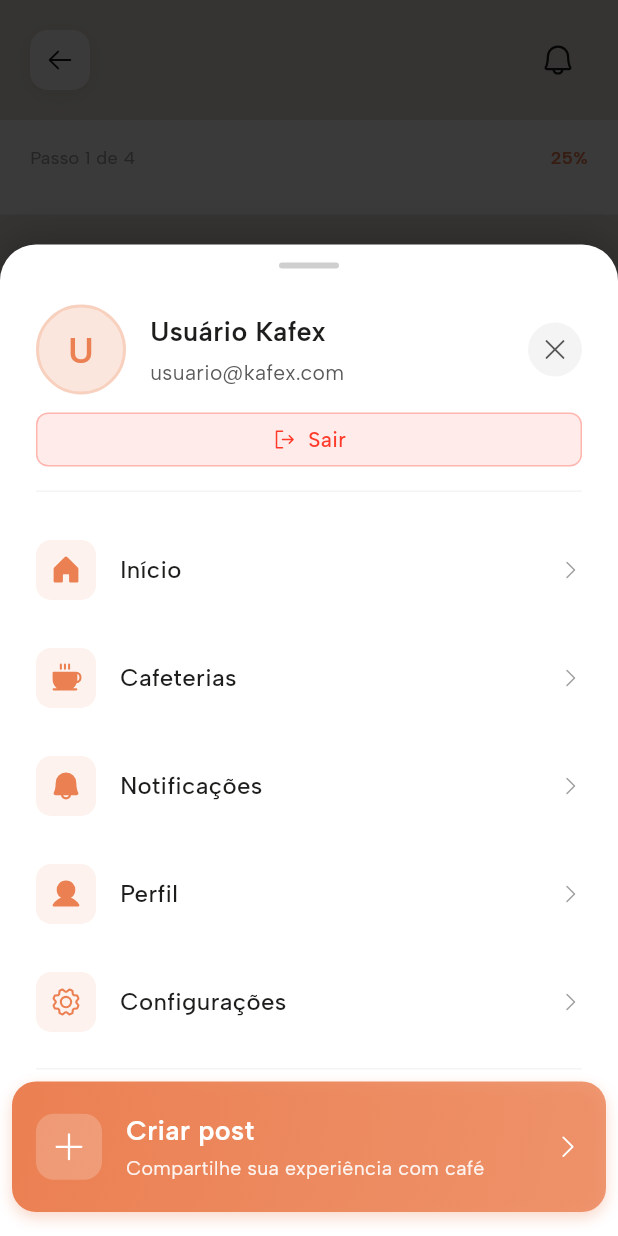
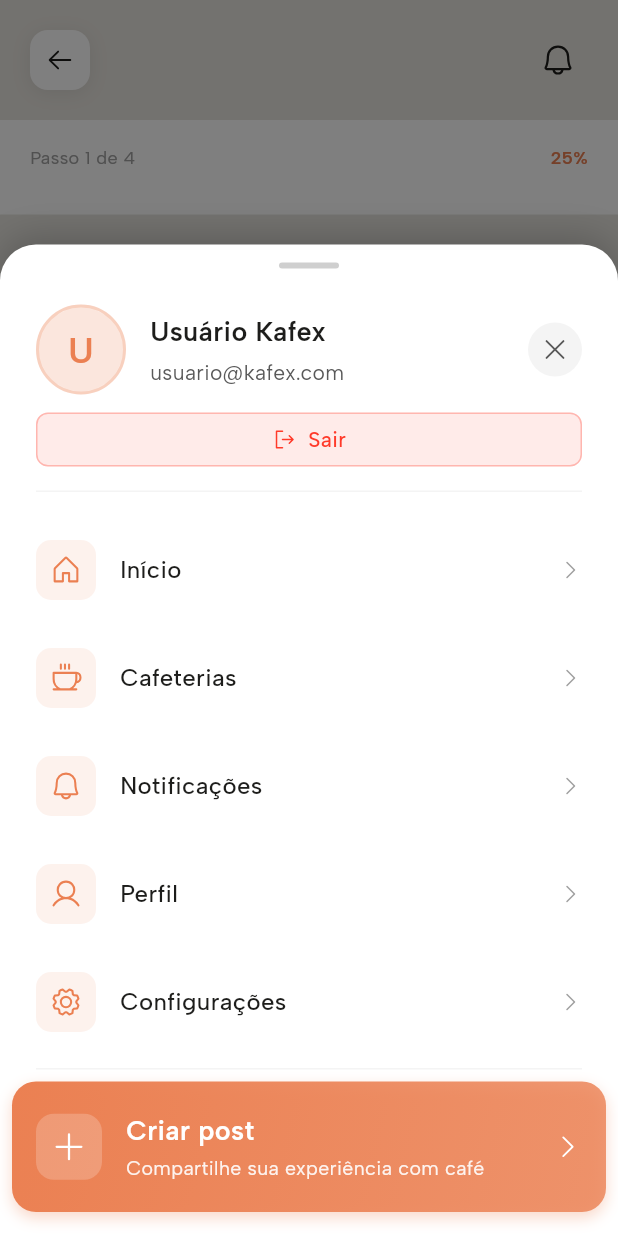
Before and after one commit to kafexApp/kafexapp, a Flutter app: the AddCafeScreen screen opened directly, after a tap on an icon or button, on a phone screen of 412 x 824 dp. Run offline on Flutter 3.47's test engine with Material 3 defaults, Android fonts, the phone set to English and light mode, and no system bars; our stand-ins replace cached_network_image, firebase_auth, firebase_core, flutter_svg, geolocator, google_fonts and 6 more; accounts and stored records are empty; network calls fail.

Commit message:
migrar ícones para Phosphor Regular e corrigir animação do menu lateral
Commit Message
feat: migrar ícones para Phosphor Regular e corrigir animação do menu lateral

- Atualizar side_menu_overlay.dart para usar ícones Phosphor Regular
  - Substituir AppIcons.homeFill por AppIcons.home
  - Substituir AppIcons.coffeeFill por AppIcons.coffee
  - Substituir AppIcons.notificationFill por AppIcons.notification
  - Substituir AppIcons.userFill por AppIcons.user
  - Manter AppIcons.settings, AppIcons.close, AppIcons.signOut, AppIcons.plus, AppIcons.chevronRight

- Corrigir animação do background overlay no menu lateral
  - Implementar fade independente para o background usando AnimatedBuilder
  - Adicionar barrierColor: Colors.transparent no showModalBottomSheet
  - Separar animação do background da animação de slide do menu

- Atualizar notifications_screen.dart para usar ícones Phosphor Regular
  - Migrar todos os ícones de notificação para versão Regular
  - AppIcons.back, AppIcons.notification, AppIcons.delete
  - Ícones por tipo: location, tag, star, download, users
  - Atualizar tipo de retorno do método _getNotificationIcon para dynamic

- Manter consistência visual com classe AppIcons centralizada
- Melhorar experiência do usuário com animações mais fluidas

```diff
--- a/lib/widgets/side_menu_overlay.dart
+++ b/lib/widgets/side_menu_overlay.dart
@@ -63,13 +63,23 @@ class _SideMenuOverlayState extends State<SideMenuOverlay> {
       color: Colors.transparent,
       child: Stack(
         children: [
-          GestureDetector(
+          // Background overlay com fade separado
+          AnimatedBuilder(
+            animation: ModalRoute.of(context)?.animation ?? const AlwaysStoppedAnimation(1.0),
+            builder: (context, child) {
+              final animation = ModalRoute.of(context)?.animation ?? const AlwaysStoppedAnimation(1.0);
+              return FadeTransition(
+                opacity: animation,
+                child: GestureDetector(
                   onTap: widget.onClose,
                   child: Container(
                     width: double.infinity,
                     height: double.infinity,
                     color: Colors.black.withOpacity(0.5),
                   ),
+                ),
+              );
+            },
           ),
 
           Positioned(
@@ -121,28 +131,28 @@ class _SideMenuOverlayState extends State<SideMenuOverlay> {
                       children: [
                         _buildMenuItem(
                           context: context,
-                          icon: AppIcons.homeFill,
+                          icon: AppIcons.home, // Agora usando Phosphor Regular
                           title: 'Início',
                           onTap: () => _navigateToScreen(context, HomeFeedScreen()),
                         ),
 
                         _buildMenuItem(
                           context: context,
-                          icon: AppIcons.coffeeFill,
+                          icon: AppIcons.coffee, // Agora usando Phosphor Regular
                           title: 'Cafeterias',
                           onTap: () => _navigateToScreen(context, CafeExplorerScreen()),
                         ),
 
                         _buildMenuItem(
                           context: context,
-                          icon: AppIcons.notificationFill,
+                          icon: AppIcons.notification, // Agora usando Phosphor Regular
                           title: 'Notificações',
                           onTap: () => _navigateToScreen(context, NotificationsScreen()),
                         ),
 
                         _buildMenuItem(
                           context: context,
-                          icon: AppIcons.userFill,
+                          icon: AppIcons.user, // Agora usando Phosphor Regular
                           title: 'Perfil',
                           onTap: () {
                             widget.onClose();
@@ -152,7 +162,7 @@ class _SideMenuOverlayState extends State<SideMenuOverlay> {
 
                         _buildMenuItem(
                           context: context,
-                          icon: AppIcons.settings,
+                          icon: AppIcons.settings, // Agora usando Phosphor Regular
                           title: 'Configurações',
                           onTap: () {
                             widget.onClose();
@@ -257,7 +267,7 @@ class _SideMenuOverlayState extends State<SideMenuOverlay> {
                   shape: BoxShape.circle,
                 ),
                 child: Icon(
-                  AppIcons.close,
+                  AppIcons.close, // Agora usando Phosphor Regular
                   color: AppColors.textSecondary,
                   size: 20,
                 ),
@@ -288,7 +298,7 @@ class _SideMenuOverlayState extends State<SideMenuOverlay> {
                     mainAxisAlignment: MainAxisAlignment.center,
                     children: [
                       Icon(
-                        AppIcons.signOut,
+                        AppIcons.signOut, // Agora usando Phosphor Regular
                         color: AppColors.spiced,
                         size: 16,
                       ),
@@ -350,7 +360,7 @@ class _SideMenuOverlayState extends State<SideMenuOverlay> {
                   borderRadius: BorderRadius.circular(12),
                 ),
                 child: Icon(
-                  AppIcons.plus,
+                  AppIcons.plus, // Agora usando Phosphor Regular
                   color: AppColors.whiteWhite,
                   size: 24,
                 ),
@@ -383,7 +393,7 @@ class _SideMenuOverlayState extends State<SideMenuOverlay> {
               ),
 
               Icon(
-                AppIcons.chevronRight,
+                AppIcons.chevronRight, // Agora usando Phosphor Regular
                 color: AppColors.whiteWhite,
                 size: 20,
               ),
@@ -428,7 +438,7 @@ class _SideMenuOverlayState extends State<SideMenuOverlay> {
 
   Widget _buildMenuItem({
     required BuildContext context,
-    required IconData icon,
+    required dynamic icon, // Agora aceita PhosphorIconData
     required String title,
     required VoidCallback onTap,
   }) {
@@ -470,7 +480,7 @@ class _SideMenuOverlayState extends State<SideMenuOverlay> {
               Spacer(),
 
               Icon(
-                AppIcons.chevronRight,
+                AppIcons.chevronRight, // Agora usando Phosphor Regular
                 color: AppColors.grayScale2,
                 size: 16,
               ),
@@ -488,6 +498,7 @@ void showSideMenu(BuildContext context) {
     context: context,
     isScrollControlled: true,
     backgroundColor: Colors.transparent,
+    barrierColor: Colors.transparent, // Remove o background padrão
     builder: (context) => SideMenuOverlay(
       onClose: () => Navigator.of(context).pop(),
     ),
```
Also changed, not shown: lib/screens/notifications_screen.dart (+10 -10 lines). Lines whose indentation alone changed are shown as unchanged.
